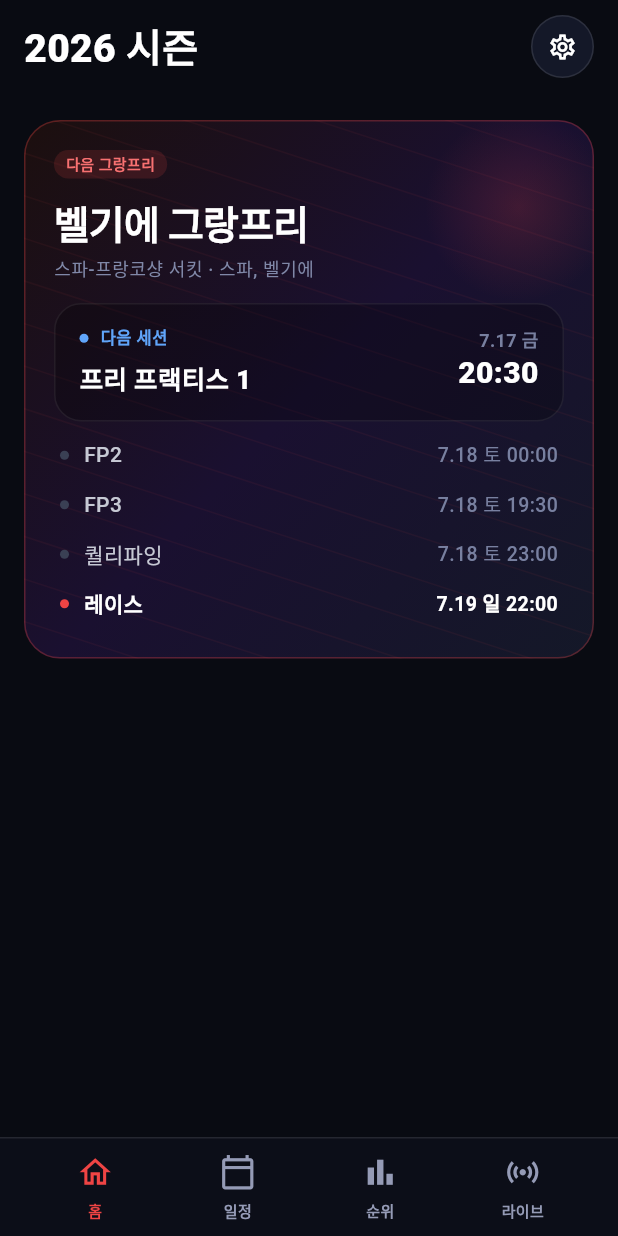
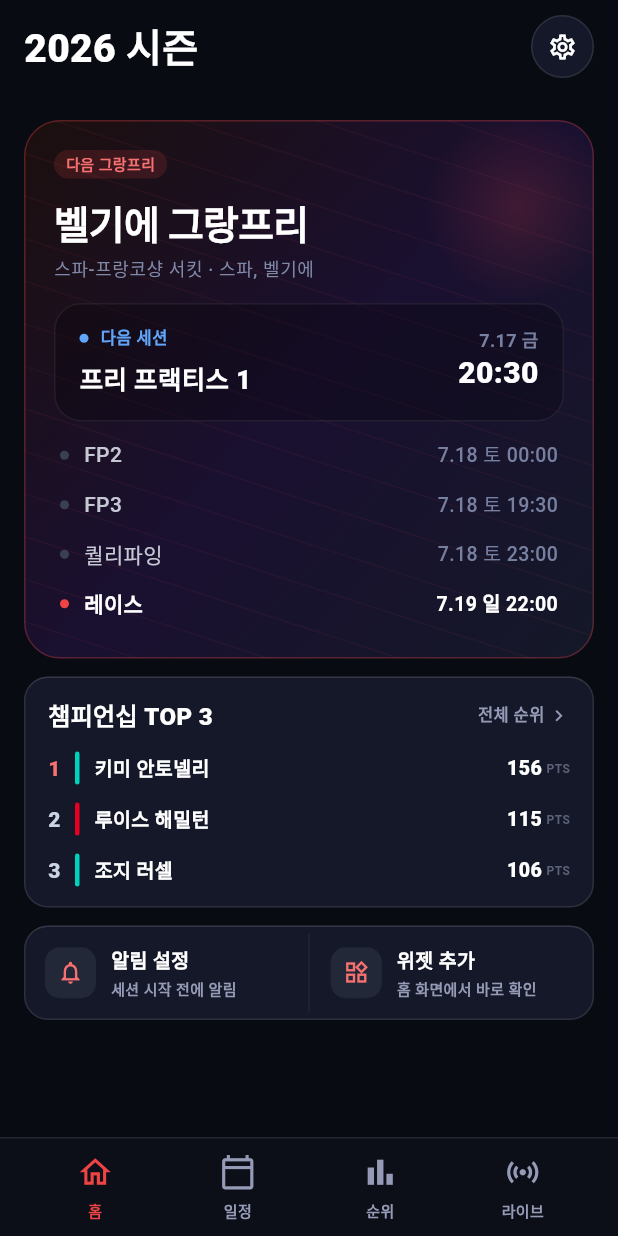
Before and after one commit to 2001mwkim/fmk-mobile-app, a Flutter app: the screen it shows after launch, on a phone screen of 412 x 824 dp. Run offline on Flutter 3.47's test engine with Material 3 defaults, Android fonts, the phone set to English and light mode, and no system bars; our stand-ins replace flutter_local_notifications, shared_preferences, timezone; missing offline and left inert: home_widget, workmanager; network calls fail; Roboto replaces fonts that are missing (Pretendard); statements that could not run were skipped.

Commit message:
feat: polish home widgets and home dashboard

```diff
--- a/lib/app.dart
+++ b/lib/app.dart
@@ -33,11 +33,12 @@ class _MainShellState extends State<MainShell> {
 
   // 하단 탭과 1:1 인덱스 매핑(BottomNav._items 순서와 함께 수정할 것).
   // 소식/직관 화면 파일은 유지하되, 하단 탭은 라이브 센터를 사용한다.
-  static const List<Widget> _screens = [
-    HomeScreen(),
-    CalendarScreen(),
-    StandingsScreen(),
-    LiveCenterScreen(),
+  // 홈의 TOP 3 카드가 순위 탭(인덱스 2)으로 점프할 수 있게 콜백을 연결한다.
+  late final List<Widget> _screens = <Widget>[
+    HomeScreen(onOpenStandings: () => _onTabSelected(2)),
+    const CalendarScreen(),
+    const StandingsScreen(),
+    const LiveCenterScreen(),
   ];
 
   void _onTabSelected(int index) {
--- a/lib/screens/home_screen.dart
+++ b/lib/screens/home_screen.dart
@@ -6,18 +6,33 @@ import '../data/races.dart';
 import '../models/live_session.dart';
 import '../models/race.dart';
 import '../models/race_session.dart';
+import '../services/standings_repository.dart';
 import '../theme/app_colors.dart';
 import '../widgets/app_card.dart';
 import '../widgets/app_chip.dart';
 import '../widgets/hero_card.dart';
 import '../widgets/home_live_top_three_card.dart';
+import '../widgets/home_quick_actions_card.dart';
+import '../widgets/home_standings_card.dart';
 import '../widgets/live_session_builder.dart';
 
 class HomeScreen extends StatelessWidget {
-  const HomeScreen({super.key, this.nowOverride, this.liveSnapshotOverride});
+  const HomeScreen({
+    super.key,
+    this.nowOverride,
+    this.liveSnapshotOverride,
+    this.onOpenStandings,
+    this.standingsRepository,
+  });
 
   final DateTime? nowOverride;
   final LiveSessionSnapshot? liveSnapshotOverride;
+
+  /// 순위 탭으로 전환(TOP 3 카드 탭). MainShell 이 연결한다.
+  final VoidCallback? onOpenStandings;
+
+  /// TOP 3 카드용 — 테스트/개발 주입 지점.
+  final StandingsRepository? standingsRepository;
 
   @override
   Widget build(BuildContext context) {
@@ -27,16 +42,25 @@ class HomeScreen extends StatelessWidget {
           : _SeasonHomeContent(
               nowOverride: nowOverride,
               liveSnapshotOverride: liveSnapshotOverride,
+              onOpenStandings: onOpenStandings,
+              standingsRepository: standingsRepository,
             ),
     );
   }
 }
 
 class _SeasonHomeContent extends StatelessWidget {
-  const _SeasonHomeContent({this.nowOverride, this.liveSnapshotOverride});
+  const _SeasonHomeContent({
+    this.nowOverride,
+    this.liveSnapshotOverride,
+    this.onOpenStandings,
+    this.standingsRepository,
+  });
 
   final DateTime? nowOverride;
   final LiveSessionSnapshot? liveSnapshotOverride;
+  final VoidCallback? onOpenStandings;
+  final StandingsRepository? standingsRepository;
 
   /// 스케줄 기준 다음 그랑프리. 다만 라이브 데이터가 레이스의 실제 종료를
   /// 알려주면(스케줄 종료 창보다 일찍 체커기), 그 시점부터 다음 그랑프리로
@@ -94,6 +118,14 @@ class _SeasonHomeContent extends StatelessWidget {
                     liveSnapshot: liveSnapshot,
                   ),
                   // 주말 일정은 히어로 카드에 통합됨(별도 카드 제거).
+                  // 챔피언십 TOP 3 — 순위 탭과 같은 데이터의 미리보기.
+                  HomeStandingsCard(
+                    repository: standingsRepository,
+                    onOpenStandings: onOpenStandings,
+                  ),
+                  // 빠른 설정: 알림 + 위젯(메인 기능) 진입점.
+                  const SizedBox(height: 12),
+                  const HomeQuickActionsCard(),
                 ],
               );
             },
--- /dev/null
+++ b/lib/widgets/home_quick_actions_card.dart
@@ -0,0 +1,128 @@
+import 'package:flutter/material.dart';
+
+import '../screens/settings_screen.dart';
+import '../services/fmk_home_widget_bridge.dart';
+import '../theme/app_colors.dart';
+import 'app_card.dart';
+
+/// 홈 "빠른 설정" 카드: 알림 설정 이동 + 홈 위젯 추가(pin 요청).
+///
+/// 위젯이 이 앱의 메인 기능인데 발견 경로가 런처 롱프레스뿐이라, 홈에서
+/// 한 번에 추가할 수 있는 진입점을 만든다(미지원 런처는 수동 안내 스낵바).
+class HomeQuickActionsCard extends StatelessWidget {
+  const HomeQuickActionsCard({super.key, this.pinRequester});
+
+  /// 테스트 주입 지점. 기본은 [FmkHomeWidgetBridge.requestPinWidget].
+  final Future<bool> Function()? pinRequester;
+
+  Future<void> _requestPin(BuildContext context) async {
+    final requester = pinRequester ?? FmkHomeWidgetBridge.requestPinWidget;
+    final launched = await requester();
+    if (launched || !context.mounted) return;
+    ScaffoldMessenger.of(context).showSnackBar(
+      const SnackBar(
+        content: Text('이 런처는 바로 추가를 지원하지 않아요. 홈 화면을 길게 눌러 위젯을 추가해 주세요.'),
+      ),
+    );
+  }
+
+  @override
+  Widget build(BuildContext context) {
+    return AppCard(
+      padding: EdgeInsets.zero,
+      child: Row(
+        children: [
+          Expanded(
+            child: _QuickActionTile(
+              icon: Icons.notifications_outlined,
+              title: '알림 설정',
+              subtitle: '세션 시작 전에 알림',
+              onTap: () {
+                Navigator.of(context).push(
+                  MaterialPageRoute<void>(builder: (_) => const SettingsScreen()),
+                );
+              },
+            ),
+          ),
+          Container(width: 1, height: 52, color: AppColors.rowBorder),
+          Expanded(
+            child: _QuickActionTile(
+              icon: Icons.widgets_outlined,
+              title: '위젯 추가',
+              subtitle: '홈 화면에서 바로 확인',
+              onTap: () => _requestPin(context),
+            ),
+          ),
+        ],
+      ),
+    );
+  }
+}
+
+class _QuickActionTile extends StatelessWidget {
+  const _QuickActionTile({
+    required this.icon,
+    required this.title,
+    required this.subtitle,
+    required this.onTap,
+  });
+
+  final IconData icon;
+  final String title;
+  final String subtitle;
+  final VoidCallback onTap;
+
+  @override
+  Widget build(BuildContext context) {
+    return InkWell(
+      borderRadius: BorderRadius.circular(16),
+      onTap: onTap,
+      child: Padding(
+        padding: const EdgeInsets.symmetric(horizontal: 14, vertical: 13),
+        child: Row(
+          children: [
+            Container(
+              width: 34,
+              height: 34,
+              alignment: Alignment.center,
+              decoration: BoxDecoration(
+                color: AppColors.resultChipSurface,
+                borderRadius: BorderRadius.circular(10),
+              ),
+              child: Icon(icon, size: 18, color: AppColors.redSoft),
+            ),
+            const SizedBox(width: 10),
+            Expanded(
+              child: Column(
+                crossAxisAlignment: CrossAxisAlignment.start,
+                children: [
+                  Text(
+                    title,
+                    maxLines: 1,
+                    overflow: TextOverflow.ellipsis,
+                    style: const TextStyle(
+                      color: AppColors.white,
+                      fontSize: 13,
+                      fontWeight: FontWeight.w800,
+                    ),
+                  ),
+                  const SizedBox(height: 2),
+                  Text(
+                    subtitle,
+                    maxLines: 1,
+                    overflow: TextOverflow.ellipsis,
+                    style: const TextStyle(
+                      color: AppColors.textMuted,
+                      fontSize: 10,
+                      fontWeight: FontWeight.w600,
+                    ),
+                  ),
+                ],
+              ),
+            ),
+          ],
+        ),
+      ),
+    );
+  }
+}
--- /dev/null
+++ b/lib/widgets/home_standings_card.dart
@@ -0,0 +1,208 @@
+import 'package:flutter/material.dart';
+
+import '../data/standings.dart' as static_standings;
+import '../data/team_colors.dart';
+import '../models/standing.dart';
+import '../services/standings_repository.dart';
+import '../theme/app_colors.dart';
+import 'app_card.dart';
+
+/// 홈 "챔피언십 TOP 3" 미니 카드. 순위 탭과 같은 데이터(정적 초기값 →
+/// 서버 갱신)를 3행만 보여주고, 탭하면 순위 탭으로 이동한다.
+class HomeStandingsCard extends StatefulWidget {
+  const HomeStandingsCard({super.key, this.repository, this.onOpenStandings});
+
+  /// 테스트/개발용 주입 지점. 기본값은 실서버(/api/standings).
+  final StandingsRepository? repository;
+
+  /// 순위 탭으로 전환하는 콜백(MainShell 이 연결). 없으면 탭해도 무동작.
+  final VoidCallback? onOpenStandings;
+
+  @override
+  State<HomeStandingsCard> createState() => _HomeStandingsCardState();
+}
+
+class _HomeStandingsCardState extends State<HomeStandingsCard> {
+  List<DriverStanding> _drivers = static_standings.driverStandings;
+
+  @override
+  void initState() {
+    super.initState();
+    _refresh();
+  }
+
+  Future<void> _refresh() async {
+    final repository = widget.repository ?? const HttpStandingsRepository();
+    final snapshot = await repository.fetchLatest();
+    if (snapshot == null || !mounted) return;
+    setState(() => _drivers = snapshot.driverStandings);
+  }
+
+  @override
+  Widget build(BuildContext context) {
+    final top3 = _drivers.take(3).toList();
+    if (top3.isEmpty) return const SizedBox.shrink();
+
+    return Padding(
+      padding: const EdgeInsets.only(top: 12),
+      child: GestureDetector(
+        behavior: HitTestBehavior.opaque,
+        onTap: widget.onOpenStandings,
+        child: AppCard(
+          padding: const EdgeInsets.fromLTRB(16, 14, 16, 8),
+          child: Column(
+            crossAxisAlignment: CrossAxisAlignment.start,
+            children: [
+              Row(
+                children: [
+                  const Expanded(
+                    child: Text(
+                      '챔피언십 TOP 3',
+                      style: TextStyle(
+                        color: AppColors.white,
+                        fontSize: 16,
+                        fontWeight: FontWeight.w900,
+                      ),
+                    ),
+                  ),
+                  const Text(
+                    '전체 순위',
+                    style: TextStyle(
+                      color: AppColors.textMuted,
+                      fontSize: 11,
+                      fontWeight: FontWeight.w700,
+                    ),
+                  ),
+                  const SizedBox(width: 2),
+                  const Icon(
+                    Icons.chevron_right,
+                    size: 15,
+                    color: AppColors.textMuted,
+                  ),
+                ],
+              ),
+              const SizedBox(height: 6),
+              for (final driver in top3) _DriverRow(driver: driver),
+            ],
+          ),
+        ),
+      ),
+    );
+  }
+}
+
+class _DriverRow extends StatelessWidget {
+  const _DriverRow({required this.driver});
+
+  final DriverStanding driver;
+
+  @override
+  Widget build(BuildContext context) {
+    final teamColor = getTeamColor(
+      driver.teamKo,
+    ).withValues(alpha: isLightTeamColor(driver.teamKo) ? 0.7 : 1.0);
+
+    return Padding(
+      padding: const EdgeInsets.symmetric(vertical: 6),
+      child: Row(
+        children: [
+          SizedBox(
+            width: 18,
+            child: Text(
+              '${driver.position}',
+              style: TextStyle(
+                color: driver.position == 1
+                    ? AppColors.redSoft
+                    : AppColors.slate300,
+                fontSize: 14,
+                fontWeight: FontWeight.w900,
+              ),
+            ),
+          ),
+          Container(
+            width: 3,
+            height: 22,
+            decoration: BoxDecoration(
+              color: teamColor,
+              borderRadius: BorderRadius.circular(2),
+            ),
+          ),
+          const SizedBox(width: 10),
+          Expanded(
+            child: Text(
+              driver.driverKo,
+              maxLines: 1,
+              overflow: TextOverflow.ellipsis,
+              style: const TextStyle(
+                color: AppColors.white,
+                fontSize: 13,
+                fontWeight: FontWeight.w700,
+              ),
+            ),
+          ),
+          _PositionChange(change: driver.positionChange),
+          const SizedBox(width: 10),
+          Text(
+            _formatPoints(driver.points),
+            style: const TextStyle(
+              color: AppColors.white,
+              fontSize: 13,
+              fontWeight: FontWeight.w800,
+            ),
+          ),
+          const SizedBox(width: 3),
+          const Padding(
+            padding: EdgeInsets.only(top: 2),
+            child: Text(
+              'PTS',
+              style: TextStyle(
+                color: AppColors.textEnded,
+                fontSize: 8,
+                fontWeight: FontWeight.w700,
+              ),
+            ),
+          ),
+        ],
+      ),
+    );
+  }
+}
+
+/// 순위 탭과 같은 표기: ▲초록/▼레드/0은 —, null(정적 폴백)은 미표시.
+class _PositionChange extends StatelessWidget {
+  const _PositionChange({required this.change});
+
+  final int? change;
+
+  @override
+  Widget build(BuildContext context) {
+    final value = change;
+    if (value == null) return const SizedBox.shrink();
+
+    final isUp = value > 0;
+    final isDown = value < 0;
+    return Text(
+      isUp
+          ? '▲$value'
+          : isDown
+          ? '▼${value.abs()}'
+          : '—',
+      style: TextStyle(
+        fontSize: 10,
+        color: isUp
+            ? AppColors.greenSoft
+            : isDown
+            ? AppColors.redSoft
+            : AppColors.muted,
+        fontWeight: FontWeight.w800,
+      ),
+    );
+  }
+}
+
+String _formatPoints(num points) {
+  if (points is int || points == points.roundToDouble()) {
+    return points.toInt().toString();
+  }
+  return points.toString();
+}
--- a/pubspec.yaml
+++ b/pubspec.yaml
@@ -17,7 +17,7 @@ publish_to: 'none' # Remove this line if you wish to publish to pub.dev
 # In Windows, build-name is used as the major, minor, and patch parts
 # of the product and file versions while build-number is used as the build suffix.
 # Play ?대? ?뚯뒪??珥덇린 踰꾩쟾. ?낅줈?쒕쭏??+N(versionCode)??1???щ┛??
-version: 0.1.0+7
+version: 0.1.0+8
 
 environment:
   sdk: ^3.12.0
```
Also changed, not shown: lib/services/fmk_home_widget_bridge.dart (+45 -11 lines), 15 other files.
